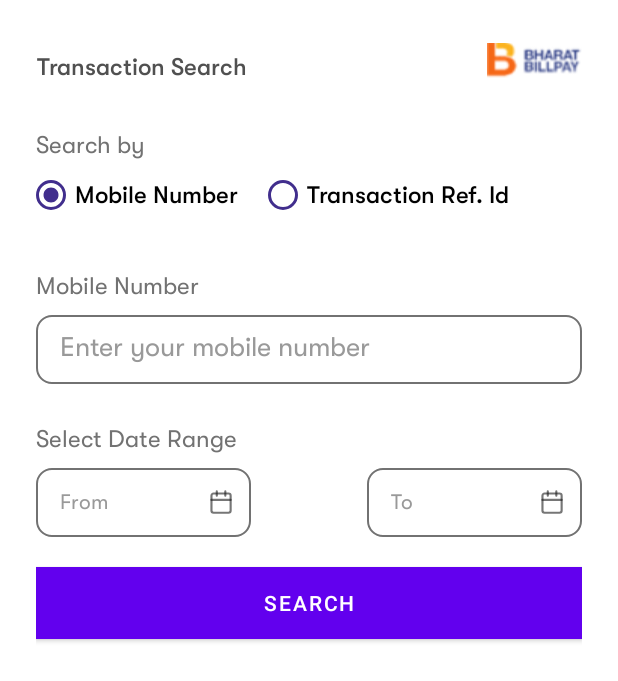
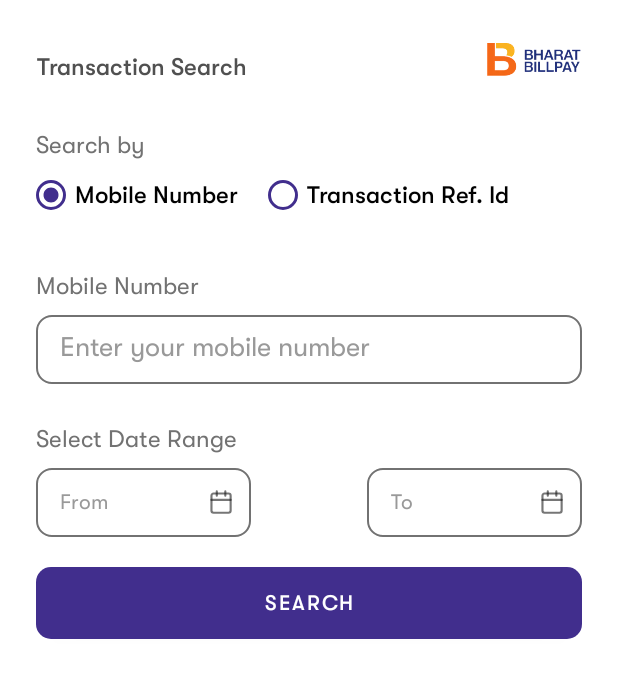
Before and after one commit to aabhii-0202/Pay_EMI, an Android app: the transaction_Search screen opened directly, with no data from a screen before it, on a phone screen of 412 x 824 dp. Shown: the top 681 px of the screen. Run offline under Robolectric (Android 15) with nearby library versions, the phone set to English and light mode, and no system bars.

Commit message:
transaction_Search

```diff
--- a/app/src/main/java/com/mediustechnologies/payemi/activities/transaction_Search.java
+++ b/app/src/main/java/com/mediustechnologies/payemi/activities/transaction_Search.java
@@ -1,15 +1,20 @@
 package com.mediustechnologies.payemi.activities;
 
 import androidx.appcompat.app.AppCompatActivity;
+import androidx.fragment.app.DialogFragment;
 
+import android.app.DatePickerDialog;
 import android.os.Bundle;
 import android.view.View;
+import android.widget.DatePicker;
 
+import com.mediustechnologies.payemi.commons.DatePickerFragment;
 import com.mediustechnologies.payemi.databinding.ActivityTaransactionSearchBinding;
 
-public class transaction_Search extends AppCompatActivity {
+public class transaction_Search extends AppCompatActivity implements DatePickerDialog.OnDateSetListener {
 
     private ActivityTaransactionSearchBinding binding;
+    private boolean from;
 
     @Override
     protected void onCreate(Bundle savedInstanceState) {
@@ -20,6 +25,17 @@
 
         init();
 
+
+    }
+
+    @Override
+    public void onDateSet(DatePicker datePicker, int year, int month, int date) {
+        String s = date+"-"+month+"-"+year;
+        if(from){
+            binding.fromtext.setText(s);
+        }else {
+            binding.totext.setText(s);
+        }
 
     }
 
@@ -43,5 +59,17 @@
 
         binding.search.setOnClickListener(view -> binding.details.setVisibility(View.VISIBLE));
 
+        binding.layoutfrom.setOnClickListener(View ->{
+            from = true;
+            DialogFragment datepicker = new DatePickerFragment();
+            datepicker.show(getSupportFragmentManager(),"date picker");
+        });
+
+        binding.layoutto.setOnClickListener(view -> {
+            from = false;
+            DialogFragment datepicker = new DatePickerFragment();
+            datepicker.show(getSupportFragmentManager(),"date picker");
+        });
+
     }
 }
--- /dev/null
+++ b/app/src/main/res/drawable/button_bg.xml
@@ -0,0 +1,10 @@
+<?xml version="1.0" encoding="utf-8"?>
+<selector xmlns:android="http://schemas.android.com/apk/res/android">
+    <item>
+        <shape android:shape="rectangle">
+            <corners android:radius="10dp"/>
+            <solid android:color="@color/btncolor"/>
+        </shape>
+    </item>
+
+</selector>
--- a/app/src/main/res/layout/activity_add_load_account.xml
+++ b/app/src/main/res/layout/activity_add_load_account.xml
@@ -145,7 +145,7 @@
             android:textSize="19sp"
             android:fontFamily="@font/gtwalsheim_pro_medium"
             android:textColor="@color/white"
-            android:background="@color/Button_color"
+            android:background="@drawable/button_bg"
             />
 
 
--- a/app/src/main/res/layout/activity_complaint_registration.xml
+++ b/app/src/main/res/layout/activity_complaint_registration.xml
@@ -27,12 +27,12 @@
                 android:layout_height="wrap_content"
                 android:orientation="vertical"
                 android:paddingHorizontal="24dp">
+
                 <androidx.constraintlayout.widget.ConstraintLayout
                     android:id="@+id/title"
                     android:layout_width="match_parent"
                     android:layout_height="40dp"
                     android:layout_marginTop="20dp"
-                    android:paddingHorizontal="24dp"
                     app:layout_constraintEnd_toEndOf="parent"
                     app:layout_constraintStart_toStartOf="parent"
                     app:layout_constraintTop_toTopOf="parent"
@@ -343,12 +343,12 @@
 
                 <Button
                     android:id="@+id/submit"
-                    android:layout_width="312dp"
+                    android:layout_width="match_parent"
                     android:layout_height="wrap_content"
                     android:layout_gravity="center"
                     android:layout_marginTop="32dp"
                     android:layout_marginBottom="10dp"
-                    android:background="@color/btncolor"
+                    android:background="@drawable/button_bg"
                     android:fontFamily="@font/gtwalsheim_pro_medium"
                     android:text="Submit"
                     android:textSize="19sp" />
--- a/app/src/main/res/layout/activity_pay_emi.xml
+++ b/app/src/main/res/layout/activity_pay_emi.xml
@@ -172,7 +172,6 @@
             android:layout_width="match_parent"
             android:layout_height="wrap_content"
             android:textSize="12sp"
-            android:background="@color/white"
             android:layout_marginVertical="10dp"
             android:layout_marginHorizontal="20dp"
             android:textColor="@color/grey"
@@ -189,9 +188,9 @@
             android:layout_height="wrap_content"
             android:text="Pay"
             android:fontFamily="@font/gtwalsheim_pro_medium"
-            android:textSize="12sp"
+            android:textSize="19sp"
             android:textColor="@color/white"
-            android:background="@color/Button_color"
+            android:background="@drawable/button_bg"
             android:layout_marginVertical="50dp"
             android:layout_marginHorizontal="20dp"/>
     </LinearLayout>
--- a/app/src/main/res/layout/activity_taransaction_search.xml
+++ b/app/src/main/res/layout/activity_taransaction_search.xml
@@ -164,6 +164,7 @@
                 app:layout_constraintTop_toTopOf="parent">
 
                 <TextView
+                    android:id="@+id/fromtext"
                     android:layout_width="0dp"
                     android:layout_height="wrap_content"
                     android:layout_marginStart="16sp"
@@ -202,6 +203,7 @@
                 app:layout_constraintTop_toTopOf="parent">
 
                 <TextView
+                    android:id="@+id/totext"
                     android:layout_width="0dp"
                     android:layout_height="wrap_content"
                     android:layout_marginStart="16sp"
@@ -279,8 +281,9 @@
             android:layout_height="wrap_content"
             android:layout_marginVertical="20dp"
             android:text="Search"
+            android:fontFamily="@font/gtwalsheim_pro_medium"
             android:textColor="@color/white"
-            android:background="#2D1397"/>
+            android:background="@drawable/button_bg"/>
     </LinearLayout>
 
     <LinearLayout
--- a/app/src/main/res/layout/bank_list_item.xml
+++ b/app/src/main/res/layout/bank_list_item.xml
@@ -2,14 +2,14 @@
 <androidx.constraintlayout.widget.ConstraintLayout xmlns:android="http://schemas.android.com/apk/res/android"
     android:layout_width="wrap_content"
     android:layout_height="wrap_content"
-    android:layout_marginVertical="20dp"
+    android:layout_marginVertical="30dp"
     android:layout_marginHorizontal="13dp"
     android:background="@color/white"
     xmlns:app="http://schemas.android.com/apk/res-auto">
 
     <androidx.cardview.widget.CardView
         android:id="@+id/imageHolder"
-        android:layout_width="93dp"
+        android:layout_width="match_parent"
         android:layout_height="93dp"
         android:elevation="8dp"
         app:cardCornerRadius="10dp"
--- a/app/src/main/res/layout/complaint_registered_popup.xml
+++ b/app/src/main/res/layout/complaint_registered_popup.xml
@@ -3,6 +3,7 @@
     xmlns:app="http://schemas.android.com/apk/res-auto"
     android:layout_width="312dp"
     app:cardCornerRadius="10dp"
+    android:background="@color/white"
     app:flow_horizontalAlign="center"
     android:layout_height="198dp">
 
--- a/app/src/main/res/values-night/themes.xml
+++ b/app/src/main/res/values-night/themes.xml
@@ -2,7 +2,7 @@
     <!-- Base application theme. -->
     <style name="Theme.PayEMI" parent="Theme.MaterialComponents.DayNight.NoActionBar">
         <!-- Primary brand color. -->
-        <item name="colorPrimary">@color/purple_500</item>
+        <item name="colorPrimary">@color/btncolor</item>
         <item name="colorPrimaryVariant">@color/purple_700</item>
         <item name="colorOnPrimary">@color/white</item>
         <!-- Secondary brand color. -->
--- a/app/src/main/res/values/colors.xml
+++ b/app/src/main/res/values/colors.xml
@@ -12,6 +12,5 @@
     <color name="title_text_color">#505050</color>
     <color name="inputBorder">#3da27c</color>
     <color name="HintColor">#999999</color>
-    <color name="Button_color">#412e8d</color>
     <color name="btncolor">#412e8d</color>
 </resources>
--- a/app/src/main/res/values/themes.xml
+++ b/app/src/main/res/values/themes.xml
@@ -2,7 +2,7 @@
     <!-- Base application theme. -->
     <style name="Theme.PayEMI" parent="Theme.MaterialComponents.DayNight.NoActionBar">
         <!-- Primary brand color. -->
-        <item name="colorPrimary">@color/purple_500</item>
+        <item name="colorPrimary">@color/btncolor</item>
         <item name="colorPrimaryVariant">@color/purple_700</item>
         <item name="colorOnPrimary">@color/white</item>
         <!-- Secondary brand color. -->
```
Also changed, not shown: app/src/main/AndroidManifest.xml (+6 -5 lines), app/src/main/java/com/mediustechnologies/payemi/commons/DatePickerFragment.java (added, +26 -0 lines), app/src/main/res/layout/activity_bank_list.xml (+4 -3 lines), app/src/main/res/layout/activity_bank_sub_categories.xml (+6 -5 lines), app/src/main/res/layout/activity_payment_info.xml (+4 -4 lines), app/src/main/res/drawable/cornericon.png (deleted), app/src/main/res/drawable/cornericon.webp (added).
